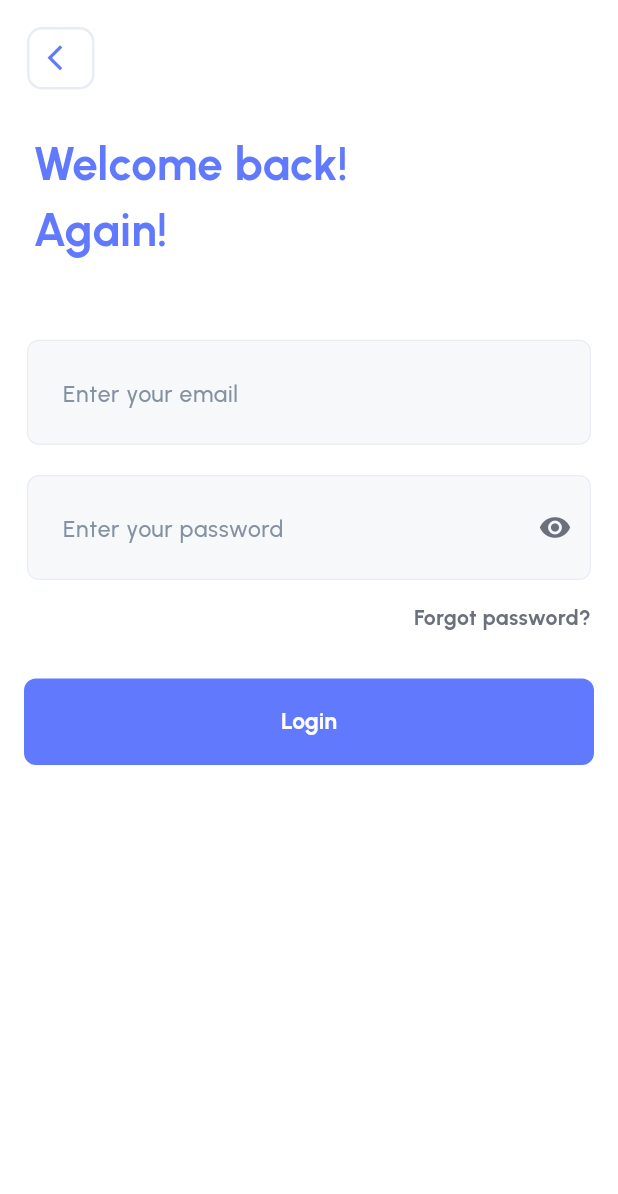
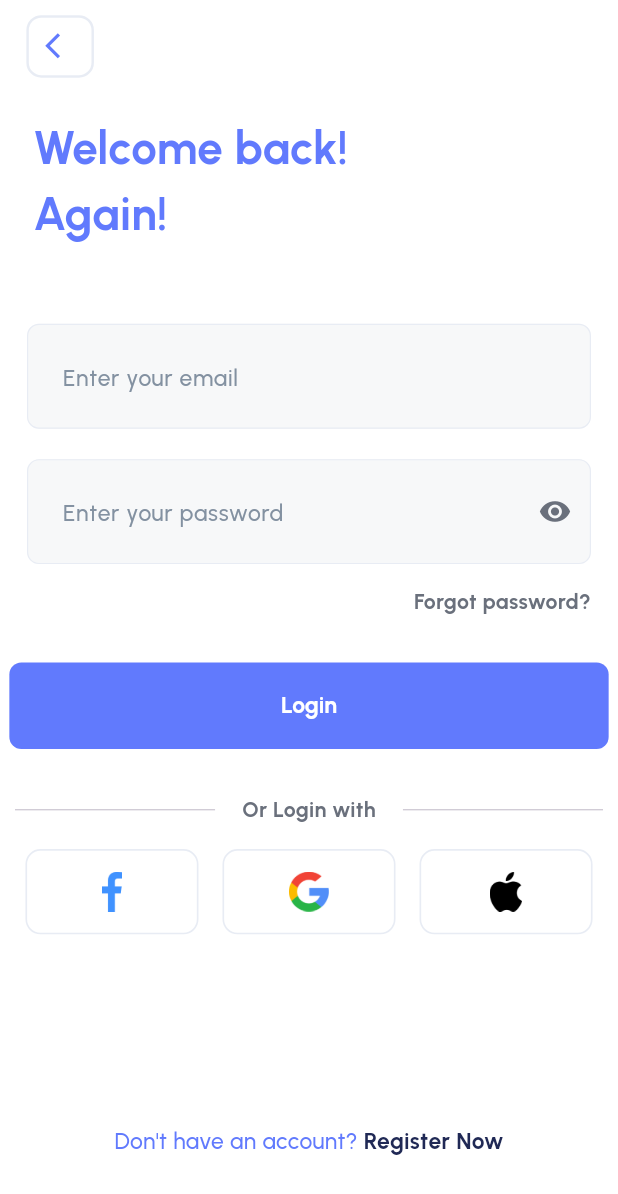
Before and after one commit to sohibemad122/finance_ui, a Flutter app: the screen it shows after launch, after a tap on "Login", on a phone screen of 412 x 824 dp. Shown: the top 1194 px of the screen. Run offline on Flutter 3.47's test engine with Material 3 defaults, Android fonts, the phone set to English and light mode, and no system bars; our stand-ins replace flutter_screenutil.

Commit message:
add Welcome Page and Login Page

```diff
--- a/lib/core/theme/text_style.dart
+++ b/lib/core/theme/text_style.dart
@@ -32,6 +32,12 @@ static TextStyle font17DarkBold = TextStyle(
     color: AppColors.mainAppColor,
     fontWeight: FontWeightHelper.bold,
   );
+static TextStyle font15DarkBlueBold = TextStyle(
+    fontFamily: AppFonts.mainFontName,
+    fontSize: 15.sp,
+    color: AppColors.darkBlue,
+    fontWeight: FontWeightHelper.bold,
+  );
 
   static TextStyle font15GrayBold = TextStyle(
     fontFamily: AppFonts.mainFontName,
@@ -46,4 +52,10 @@ static TextStyle font17DarkBold = TextStyle(
     color: AppColors.darkGray,
     fontWeight: FontWeightHelper.semibold,
   );
+   static TextStyle font15GmainAppColormedium = TextStyle(
+    fontFamily: AppFonts.mainFontName,
+    fontSize: 15.sp,
+    color: AppColors.mainAppColor,
+    fontWeight: FontWeightHelper.medium,
+  );
 }
--- a/lib/core/widgets/app_text_button.dart
+++ b/lib/core/widgets/app_text_button.dart
@@ -33,9 +33,7 @@ class AppTextButton extends StatelessWidget {
 
   @override
   Widget build(BuildContext context) {
-    return Padding(
-      padding: const EdgeInsets.symmetric(horizontal: 16.0),
-      child: TextButton(
+    return TextButton(
       style: ButtonStyle(
         // ignore: deprecated_member_use
         shape: MaterialStateProperty.all<RoundedRectangleBorder>(
@@ -61,12 +59,11 @@ class AppTextButton extends StatelessWidget {
         ),
         // ignore: deprecated_member_use
         fixedSize: MaterialStateProperty.all(
-            Size(buttonWidth?.w ?? double.maxFinite, buttonHeight?.h ?? 16.h),
+          Size(buttonWidth?.w ?? double.infinity, buttonHeight?.h ?? 16.h),
         ),
       ),
       onPressed: onPressed,
       child: Text(buttonText, style: textStyle),
-      ),
     );
   }
 }
--- a/lib/feature/login/ui/login_page.dart
+++ b/lib/feature/login/ui/login_page.dart
@@ -2,6 +2,8 @@ import 'package:finance_ui/core/helpers/spacing.dart';
 import 'package:finance_ui/core/theme/text_style.dart';
 import 'package:finance_ui/core/widgets/app_text_button.dart';
 import 'package:finance_ui/feature/login/ui/widgets/app_bar_and_welcome_text.dart';
+import 'package:finance_ui/feature/login/ui/widgets/dont_have_account.dart';
+import 'package:finance_ui/feature/login/ui/widgets/social_media_login.dart';
 import 'package:finance_ui/feature/login/ui/widgets/text_form_field_custom.dart';
 import 'package:flutter/material.dart';
 import 'package:flutter_screenutil/flutter_screenutil.dart';
@@ -13,21 +15,34 @@ class LoginPage extends StatelessWidget {
   Widget build(BuildContext context) {
     return Scaffold(
       backgroundColor: Colors.white,
-      body: Column(
+      body: SafeArea(
+        child: SingleChildScrollView(
+          child: Column(
             crossAxisAlignment: CrossAxisAlignment.start,
             children: [
               AppBarAndWelcomeText(),
               verticalSpace(50),
               TextFormFieldCustom(),
               verticalSpace(30),
-          AppTextButton(
+              Center(
+                child: AppTextButton(
                   buttonHeight: 56.h,
                   buttonWidth: 331.w,
                   buttonText: 'Login',
                   textStyle: TextStyles.font15whiteSemiBold,
                   onPressed: () {},
                 ),
+              ),
+              verticalSpace(30),
+              SocialMediaLogin(),
+              verticalSpace(125),
+              Row(
+                mainAxisAlignment: MainAxisAlignment.center,
+                children: [DontHaveAccount()],
+              ),
             ],
+          ),
+        ),
       ),
     );
   }
--- a/lib/feature/login/ui/widgets/app_bar_and_welcome_text.dart
+++ b/lib/feature/login/ui/widgets/app_bar_and_welcome_text.dart
@@ -1,7 +1,6 @@
-import 'package:finance_ui/core/helpers/extension.dart';
 import 'package:finance_ui/core/helpers/spacing.dart';
-import 'package:finance_ui/core/theme/app_colors.dart';
 import 'package:finance_ui/core/theme/text_style.dart';
+import 'package:finance_ui/feature/login/ui/widgets/back_button_container.dart';
 import 'package:flutter/material.dart';
 import 'package:flutter_screenutil/flutter_screenutil.dart';
 
@@ -14,31 +13,12 @@ class AppBarAndWelcomeText extends StatelessWidget {
       crossAxisAlignment: CrossAxisAlignment.start,
       children: [
         Padding(
-          padding: const EdgeInsets.all(18.0),
-          child: GestureDetector(
-            onTap: () => context.pop(),
-            child: Container(
-              height: 41.h,
-              width: 41.w,
-              decoration: BoxDecoration(
-                color: AppColors.white,
-                borderRadius: BorderRadius.circular(10),
-                border: Border.all(color: AppColors.lightWhite, width: 1.5.w),
-              ),
-              child: Padding(
-                padding: const EdgeInsets.symmetric(horizontal: 12),
-                child: Icon(
-                  Icons.arrow_back_ios,
-                  color: AppColors.mainAppColor,
-                  size: 20.sp,
-                ),
-              ),
-            ),
-          ),
+          padding: EdgeInsets.symmetric(horizontal: 16.w, vertical: 10.h),
+          child: const BackButtonContainer(),
         ),
-        verticalSpace(10),
+        verticalSpace(15),
         Padding(
-          padding: const EdgeInsets.symmetric(horizontal: 22.0),
+          padding: EdgeInsets.symmetric(horizontal: 20.w),
           child: Text(
             'Welcome back!\nAgain!',
             style: TextStyles.font30DarkBlueBold,
--- /dev/null
+++ b/lib/feature/login/ui/widgets/back_button_container.dart
@@ -0,0 +1,33 @@
+import 'package:finance_ui/core/helpers/extension.dart';
+import 'package:finance_ui/core/theme/app_colors.dart';
+import 'package:flutter/material.dart';
+import 'package:flutter_screenutil/flutter_screenutil.dart';
+
+class BackButtonContainer extends StatelessWidget {
+  const BackButtonContainer({super.key});
+
+  @override
+  Widget build(BuildContext context) {
+    return InkWell(
+      borderRadius: BorderRadius.circular(10),
+      onTap: () => context.pop(),
+      child: Container(
+        height: 41.h,
+        width: 41.w,
+        decoration: BoxDecoration(
+          color: AppColors.white,
+          borderRadius: BorderRadius.circular(10),
+          border: Border.all(color: AppColors.lightWhite, width: 1.5.w),
+        ),
+        child: Padding(
+          padding: const EdgeInsets.symmetric(horizontal: 11.0),
+          child: Icon(
+            Icons.arrow_back_ios,
+            color: AppColors.mainAppColor,
+            size: 20.sp,
+          ),
+        ),
+      ),
+    );
+  }
+}
--- /dev/null
+++ b/lib/feature/login/ui/widgets/dont_have_account.dart
@@ -0,0 +1,23 @@
+import 'package:finance_ui/core/theme/text_style.dart';
+import 'package:flutter/material.dart';
+
+class DontHaveAccount extends StatelessWidget {
+  const DontHaveAccount({super.key});
+
+  @override
+  Widget build(BuildContext context) {
+    return GestureDetector(
+      onTap: () {
+      },
+      child: Row(
+        children: [
+          Text(
+            "Don't have an account? ",
+            style: TextStyles.font15GmainAppColormedium,
+          ),
+          Text("Register Now", style: TextStyles.font15DarkBlueBold),
+        ],
+      ),
+    );
+  }
+}
--- a/lib/feature/login/ui/widgets/social_media_login.dart
+++ b/lib/feature/login/ui/widgets/social_media_login.dart
@@ -0,0 +1,118 @@
+import 'package:finance_ui/core/helpers/spacing.dart';
+import 'package:finance_ui/core/theme/app_colors.dart';
+import 'package:finance_ui/core/theme/text_style.dart';
+import 'package:flutter/material.dart';
+import 'package:flutter_screenutil/flutter_screenutil.dart';
+
+class SocialMediaLogin extends StatelessWidget {
+  const SocialMediaLogin({super.key});
+
+  @override
+  Widget build(BuildContext context) {
+    return Column(
+      children: [
+        Row(
+          children: [
+            Expanded(child: Divider(thickness: 0.8, indent: 10, endIndent: 10)),
+            Padding(
+              padding: const EdgeInsets.symmetric(horizontal: 8),
+              child: Text(
+                'Or Login with',
+                style: TextStyles.font14DarkGraySemiBold,
+              ),
+            ),
+            Expanded(child: Divider(thickness: 0.8, indent: 10, endIndent: 10)),
+          ],
+        ),
+        verticalSpace(16),
+        Padding(
+          padding: const EdgeInsets.symmetric(horizontal: 8.0),
+          child: SingleChildScrollView(
+            scrollDirection: Axis.horizontal,
+            child: Row(
+              mainAxisAlignment: MainAxisAlignment.start,
+              children: [
+                Padding(
+                  padding: const EdgeInsets.symmetric(horizontal: 8.0),
+                  child: GestureDetector(
+                    onTap: () {},
+                    child: Container(
+                      height: 56.h,
+                      width: 105.w,
+                      decoration: BoxDecoration(
+                        color: AppColors.white,
+                        borderRadius: BorderRadius.circular(10),
+                        border: Border.all(
+                          color: AppColors.lightWhite,
+                          width: 1.w,
+                        ),
+                      ),
+                      child: Center(
+                        child: Image(
+                          image: AssetImage('assets/images/facebook.png'),
+                          height: 26.h,
+                          width: 26.w,
+                        ),
+                      ),
+                    ),
+                  ),
+                ),
+                Padding(
+                  padding: const EdgeInsets.symmetric(horizontal: 8.0),
+                  child: GestureDetector(
+                    onTap: () {},
+                    child: Container(
+                      height: 56.h,
+                      width: 105.w,
+                      decoration: BoxDecoration(
+                        color: AppColors.white,
+                        borderRadius: BorderRadius.circular(10),
+                        border: Border.all(
+                          color: AppColors.lightWhite,
+                          width: 1.w,
+                        ),
+                      ),
+                      child: Center(
+                        child: Image(
+                          image: AssetImage('assets/images/google.png'),
+                          height: 26.h,
+                          width: 26.w,
+                        ),
+                      ),
+                    ),
+                  ),
+                ),
+
+                Padding(
+                  padding: const EdgeInsets.symmetric(horizontal: 8.0),
+                  child: GestureDetector(
+                    onTap: () {},
+                    child: Container(
+                      height: 56.h,
+                      width: 105.w,
+                      decoration: BoxDecoration(
+                        color: AppColors.white,
+                        borderRadius: BorderRadius.circular(10),
+                        border: Border.all(
+                          color: AppColors.lightWhite,
+                          width: 1.w,
+                        ),
+                      ),
+                      child: Center(
+                        child: Image(
+                          image: AssetImage('assets/images/ios.png'),
+                          height: 26.h,
+                          width: 26.w,
+                        ),
+                      ),
+                    ),
+                  ),
+                ),
+              ],
+            ),
+          ),
+        ),
+      ],
+    );
+  }
+}
--- a/lib/feature/welcome/ui/welcome_page.dart
+++ b/lib/feature/welcome/ui/welcome_page.dart
@@ -13,11 +13,13 @@ class WelcomePage extends StatelessWidget {
   Widget build(BuildContext context) {
     return Scaffold(
       backgroundColor: AppColors.white,
-      body: Column(
+      body: SafeArea(
+        child: SingleChildScrollView(
+          child: Column(
             children: [
               Image.asset(
                 'assets/images/generated.png',
-            fit: BoxFit.fitWidth,
+                fit: BoxFit.fill,
                 width: double.infinity,
                 height: 570.h,
               ),
@@ -29,6 +31,8 @@ class WelcomePage extends StatelessWidget {
               const ContinueAsAGuest(),
             ],
           ),
+        ),
+      ),
     );
   }
 }
--- a/pubspec.yaml
+++ b/pubspec.yaml
@@ -59,7 +59,7 @@ flutter:
 
   # To add assets to your application, add an assets section, like this:
   assets:
-    - assets/images/generated.png
+    - assets/images/
 
   # An image asset can refer to one or more resolution-specific "variants", see
   # https://flutter.dev/to/resolution-aware-images
```
Also changed, not shown: assets/images/facebook.png (added), assets/images/google.png (added), assets/images/ios.png (added). Lines whose indentation alone changed are shown as unchanged.
